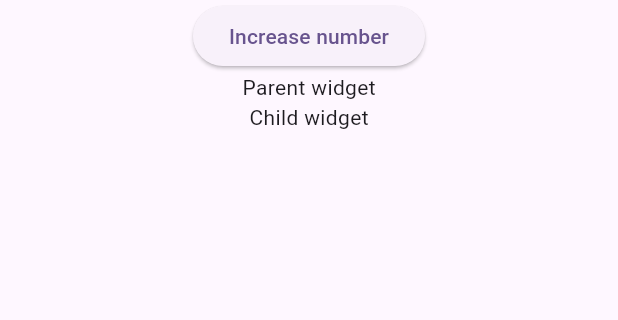
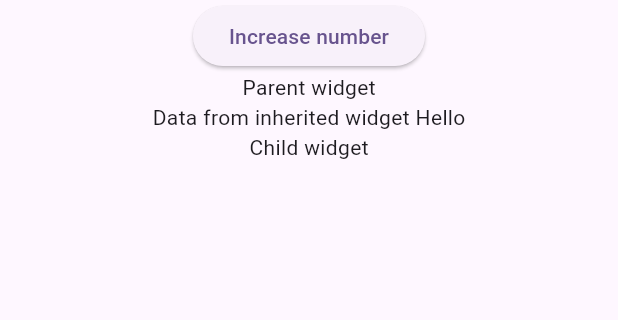
Before and after one commit to phamtanphat/flutter_inherited_widget16032024, a Flutter app: the screen it shows after launch, on a phone screen of 412 x 824 dp, the part 114-434 px from its top. Run offline on Flutter 3.47's test engine with Material 3 defaults, Android fonts, the phone set to English and light mode, and no system bars.

Commit message:
Get data

```diff
--- a/lib/demo_inherited_widget_page.dart
+++ b/lib/demo_inherited_widget_page.dart
@@ -64,7 +64,6 @@ class _DemoInheritedWidgetState extends State<DemoInheritedWidget> {
   }
 }
 
-
 class MyInheritedWidget extends InheritedWidget {
   String value;
   Widget child;
@@ -73,6 +72,10 @@ class MyInheritedWidget extends InheritedWidget {
     required this.value,
     required this.child
   }): super(child: child);
+
+  static MyInheritedWidget? of(BuildContext context) {
+    return context.dependOnInheritedWidgetOfExactType();
+  }
 
   @override
   bool updateShouldNotify(covariant InheritedWidget oldWidget) {
@@ -91,8 +94,14 @@ class _ParentWidgetState extends State<ParentWidget> {
   @override
   Widget build(BuildContext context) {
     print("Parent widget build");
+    MyInheritedWidget? myInheritedWidget = MyInheritedWidget.of(context);
     return Container(
-      child: Text("Parent widget"),
+      child: Column(
+        children: [
+          Text("Parent widget"),
+          Text("Data from inherited widget ${myInheritedWidget?.value}")
+        ],
+      ),
     );
   }
 }
```
